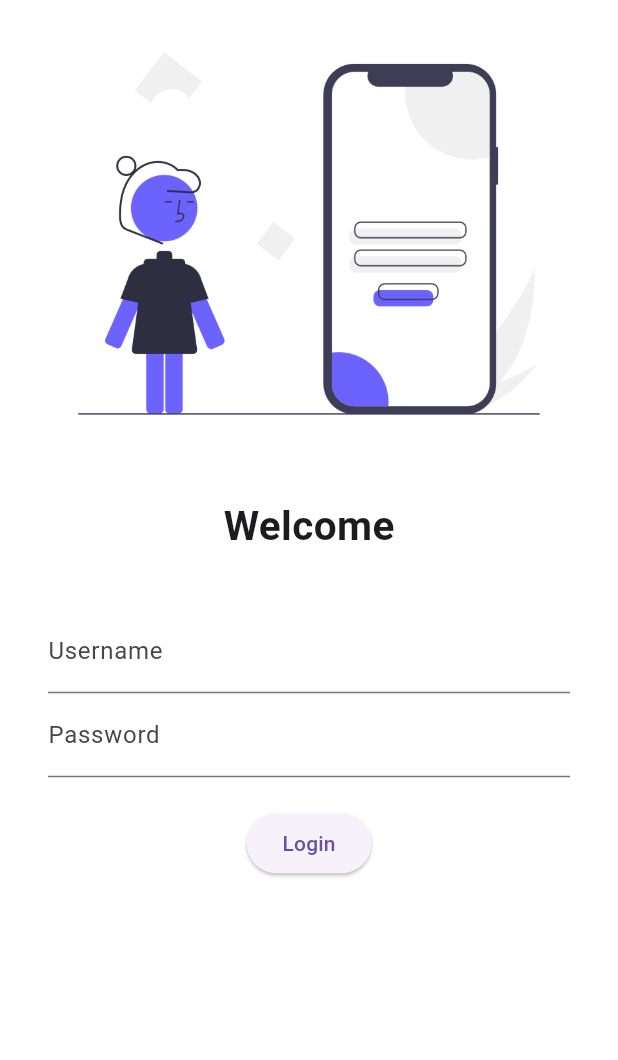
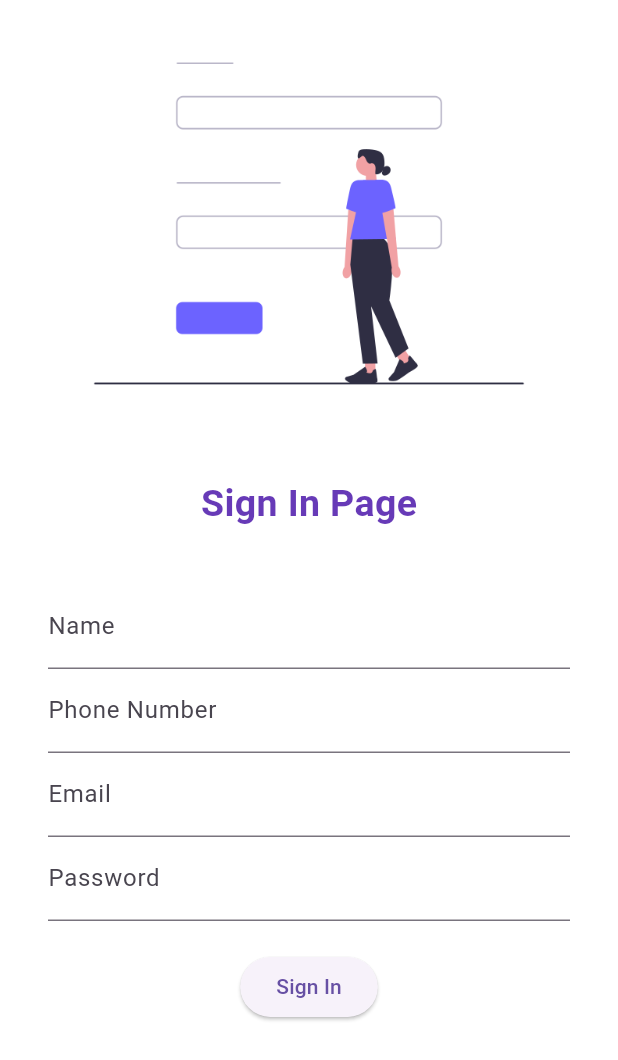
Before and after one commit to Asharusmani/FlutterWork, a Flutter app: the screen it shows after launch, on a phone screen of 412 x 824 dp. Shown: the top 1060 px of the screen. Run offline on Flutter 3.47's test engine with Material 3 defaults, Android fonts, the phone set to English and light mode, and no system bars; our stand-ins replace google_fonts.

Commit message:
Day 4 completed

```diff
--- a/lib/main.dart
+++ b/lib/main.dart
@@ -1,5 +1,6 @@
 import 'package:first_app/pages/home_page.dart';
 import 'package:first_app/pages/login_page.dart';
+import 'package:first_app/pages/sign_outpage.dart';
 import 'package:flutter/material.dart';
 import 'package:google_fonts/google_fonts.dart';
 
@@ -22,7 +23,7 @@ class MyApp extends StatelessWidget {
 
       initialRoute: '/',
       routes: {
-        '/': (context) => const LoginPage(),
+        '/': (context) => const Signpage(),
         '/home': (context) => const HomePage(),
         '/login': (context) => const LoginPage(),
       },
--- a/lib/pages/login_page.dart
+++ b/lib/pages/login_page.dart
@@ -9,7 +9,7 @@ class LoginPage extends StatelessWidget {
       color: Colors.white,
       child:
         Column(
-          children: [
+          children:[
             Image.asset("assets/image/login_image.png",fit: BoxFit.cover,
             ),
             SizedBox(
@@ -53,7 +53,8 @@ class LoginPage extends StatelessWidget {
 
 
 
-          ],),
+          ],
+          ),
         ),
 
           ],
--- /dev/null
+++ b/lib/pages/sign_outpage.dart
@@ -0,0 +1,67 @@
+import 'package:flutter/material.dart';
+
+class Signpage extends StatelessWidget {
+  const Signpage({super.key});
+
+
+
+  @override
+  Widget build(BuildContext context) {
+    return Material(
+      color: Colors.white,
+      child: Column(children: [
+        Image.asset("assets/image/signout_image.png"),
+        SizedBox(
+          height: 20.0,
+        ),
+        const Text("Sign In Page", style: TextStyle(
+          fontSize: 25,
+          color: Colors.deepPurple,
+          fontWeight: FontWeight.bold,
+        ),
+        ),
+        SizedBox(
+          height: 20.0,
+        ),
+        Padding(
+          padding: const EdgeInsets.symmetric(vertical: 16,horizontal: 32),
+          child: Column(
+            children: [
+            TextFormField(
+              decoration: InputDecoration(
+                hintText: "Enter the Name",
+                labelText: "Name",
+              ),
+            ),
+            TextFormField(
+              decoration: InputDecoration(
+                hintText: "Enter the Phone Number",
+                labelText: "Phone Number",
+              ),
+            ),
+            TextFormField(
+              decoration: InputDecoration(
+                hintText: "Enter the Email",
+                labelText: "Email",
+              ),
+            ),
+            TextFormField(
+              obscureText: true,
+              decoration: InputDecoration(
+                hintText: "Enter the Password",
+                labelText: "Password",
+              ),
+            ),
+              SizedBox(
+                height: 20.0,
+              ),
+              ElevatedButton(onPressed: () {
+
+              }, child: Text('Sign In'),style: TextButton.styleFrom(),)
+          ],),
+        )
+      ],
+      )
+    );
+  }
+}
```
Also changed, not shown: assets/image/signout_image.png (added).
